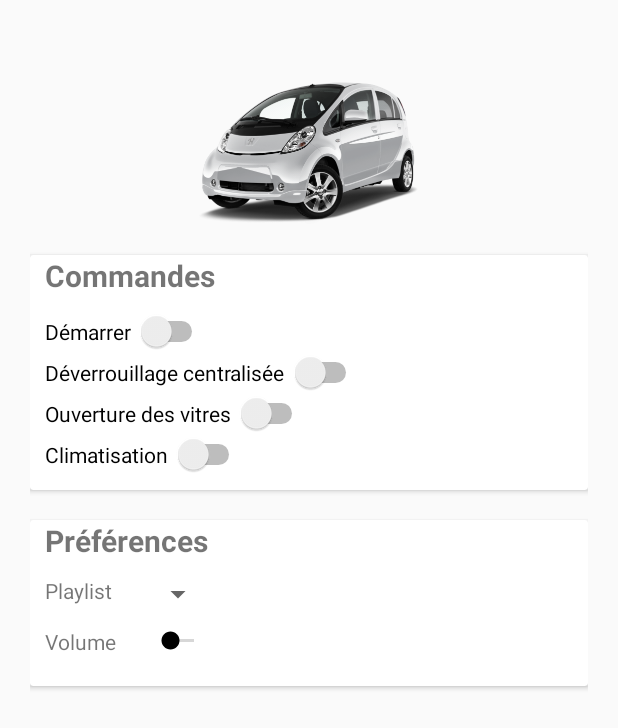
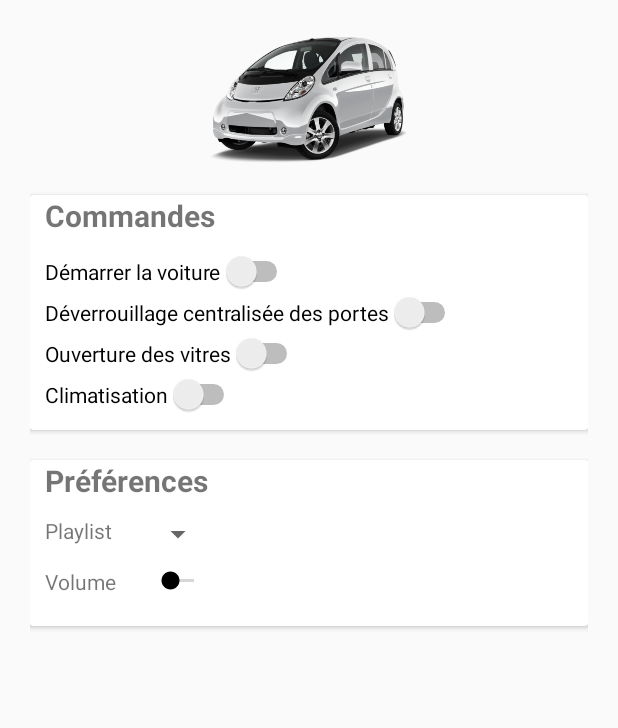
Before and after one commit to JusTmaino/VAMP_MobileApp, an Android app: the layout fragment_controls.xml on its own in the app's theme, with its tools: preview values and no code run, on a phone screen of 412 x 824 dp. Shown: the top 728 px of the screen. Run offline under Robolectric (Android 15) with nearby library versions, the phone set to English and light mode, and no system bars.

Commit message:
#1 #2 #3 #4 #5 en cours

```diff
--- a/app/src/main/java/com/mbds/vamp/vamp_mobileapp/controllers/LoginActivity.java
+++ b/app/src/main/java/com/mbds/vamp/vamp_mobileapp/controllers/LoginActivity.java
@@ -25,7 +25,7 @@ public class LoginActivity extends AppCompatActivity {
             @Override
             public void onClick(View v) {
                 LOGIN = true;
-                Intent intent = new Intent(LoginActivity.this, MainActivity.class);
+                Intent intent = new Intent(LoginActivity.this, AppActivity.class);
                 startActivity(intent);
             }
         });
--- a/app/src/main/java/com/mbds/vamp/vamp_mobileapp/controllers/fragments/SettingsFragment.java
+++ b/app/src/main/java/com/mbds/vamp/vamp_mobileapp/controllers/fragments/ProfileFragment.java
@@ -10,12 +10,12 @@ import android.view.ViewGroup;
 import com.mbds.vamp.vamp_mobileapp.R;
 
 
-public class SettingsFragment extends Fragment {
+public class ProfileFragment extends Fragment {
 
     @Nullable
     @Override
     public View onCreateView(LayoutInflater inflater, ViewGroup container, Bundle savedInstanceState) {
-        View rootView = inflater.inflate(R.layout.fragment_settings, container, false);
+        View rootView = inflater.inflate(R.layout.fragment_profile, container, false);
         return rootView;
     }
 
--- a/app/src/main/res/layout/fragment_controls.xml
+++ b/app/src/main/res/layout/fragment_controls.xml
@@ -6,22 +6,23 @@
     android:orientation="vertical"
     android:layout_marginLeft="20dp"
     android:layout_marginRight="20dp"
-    android:layout_marginTop="50dp"
     tools:context="com.mbds.vamp.vamp_mobileapp.controllers.fragments.ControlsFragment">
 
 
     <ImageView
-        android:id="@+id/imageView"
+        android:id="@+id/controls_car_view"
         android:layout_width="match_parent"
-        android:layout_height="100dp"
-        android:src="@drawable/ion" />
+        android:layout_height="90dp"
+        android:layout_marginTop="20dp"
+        android:src="@drawable/ion"
+        android:contentDescription="@string/car_view"/>
 
     <android.support.v7.widget.CardView
         android:layout_width="match_parent"
         android:layout_height="wrap_content"
         android:layout_marginTop="20dp"
         android:elevation="@dimen/cardview_compat_inset_shadow"
-        android:id="@+id/hoe_">
+        android:id="@+id/controls_commands">
 
         <LinearLayout
             android:layout_width="wrap_content"
@@ -39,32 +40,32 @@
                 android:text="Commandes "/>
 
             <Switch
-                android:id="@+id/controls_start"
+                android:id="@+id/controls_commands_start"
                 android:layout_width="wrap_content"
                 android:layout_height="wrap_content"
                 android:layout_weight="1"
-                android:text="Démarrer " />
+                android:text="@string/controls_commands_start" />
 
             <Switch
-                android:id="@+id/controls_star"
+                android:id="@+id/controls_commands_lock"
                 android:layout_width="wrap_content"
                 android:layout_height="wrap_content"
                 android:layout_weight="1"
-                android:text="Déverrouillage centralisée " />
+                android:text="@string/controls_commands_lock" />
 
             <Switch
-                android:id="@+id/controls_str"
+                android:id="@+id/controls_commands_open_windows"
                 android:layout_width="wrap_content"
                 android:layout_height="wrap_content"
                 android:layout_weight="1"
-                android:text="Ouverture des vitres " />
+                android:text="@string/controls_commands_open_windows" />
 
             <Switch
-                android:id="@+id/controls_strt"
+                android:id="@+id/controls_commands_airconditionning"
                 android:layout_width="wrap_content"
                 android:layout_height="wrap_content"
                 android:layout_weight="1"
-                android:text="Climatisation " />
+                android:text="@string/controls_commands_airconditionning" />
 
         </LinearLayout>
 
@@ -75,7 +76,7 @@
         android:layout_height="wrap_content"
         android:layout_marginTop="20dp"
         android:elevation="@dimen/cardview_compat_inset_shadow"
-        android:id="@+id/home_">
+        android:id="@+id/controls_preferences">
 
         <LinearLayout
             android:layout_width="wrap_content"
@@ -90,7 +91,7 @@
                 android:layout_marginBottom="10dp"
                 android:textStyle="bold"
                 android:textSize="20dp"
-                android:text="Préférences "/>
+                android:text="@string/controls_preferences"/>
 
                 <LinearLayout
                     android:layout_width="wrap_content"
@@ -102,10 +103,10 @@
                         android:layout_width="wrap_content"
                         android:layout_height="wrap_content"
                         android:layout_marginEnd="20dp"
-                        android:text="Playlist"/>
+                        android:text="@string/controls_preferences_playlist"/>
 
                     <Spinner
-                        android:id="@+id/spinser"
+                        android:id="@+id/controls_preferences_playlist"
                         android:layout_width="match_parent"
                         android:layout_height="wrap_content" />
 
@@ -120,11 +121,11 @@
                     <TextView
                         android:layout_width="wrap_content"
                         android:layout_height="wrap_content"
-                        android:text="Volume"
+                        android:text="@string/controls_preferences_volume"
                         android:layout_marginEnd="20dp"/>
 
                     <SeekBar
-                        android:id="@+id/volume"
+                        android:id="@+id/controls_preferences_volume"
                         android:layout_width="match_parent"
                         android:layout_height="wrap_content"
                         />
--- /dev/null
+++ b/app/src/main/res/values-w820dp/dimens.xml
@@ -0,0 +1,6 @@
+<resources>
+    <!-- Example customization of dimensions originally defined in res/values/dimens.xml
+         (such as screen margins) for screens with more than 820dp of available width. This
+         would include 7" and 10" devices in landscape (~960dp and ~1280dp respectively). -->
+    <dimen name="activity_horizontal_margin">64dp</dimen>
+</resources>
--- a/app/src/main/res/values/strings.xml
+++ b/app/src/main/res/values/strings.xml
@@ -1,22 +1,49 @@
 <resources>
-    <string name="app_name">VAMP_MobileApp</string>
+    <string name="app_name">VAMP Mobile</string>
+    <string name="title_activity_app">AppActivity</string>
 
-    <!-- LOGIN .MainActivity -->
+    <!-- .LoginActivity -->
     <string name="login">AUTHENTIFICATION</string>
     <string name="connection">CONNEXION</string>
 
-    <string name="car_img">photo_voiture </string>
+    <!-- .AppActivity -->
+    <string name="tab_home">Accueil</string>
+    <string name="tab_controls">Contrôles</string>
+    <string name="tab_map">Map</string>
+    <string name="tab_profile">Profil</string>
+    <string name="action_log">Connexion</string>
+
+    <string name="car_view">photo_voiture</string>
+
+    <!-- .HomeFragment -->
     <string name="home_lock">déverrouiller</string>
     <string name="home_start">démarrer</string>
-
+    <string name="home_undefined">non défini</string>
     <string name="home_registerNumber">Immatriculation</string>
     <string name="home_brand">Marque</string>
     <string name="home_model">Modèle</string>
     <string name="home_charge">Taux de charge</string>
 
+    <!-- .ControlsFragment -->
+    <string name="controls_commands">Commandes</string>
+    <string name="controls_commands_start">Démarrer la voiture </string>
+    <string name="controls_commands_lock">Déverrouillage centralisée des portes </string>
+    <string name="controls_commands_open_windows">Ouverture des vitres  </string>
+    <string name="controls_commands_airconditionning">Climatisation </string>
+    <string name="controls_preferences">Préférences </string>
+    <string name="controls_preferences_volume">Volume </string>
+    <string name="controls_preferences_playlist">Playlist </string>
 
-    <string name="controls_windows">Gestion des vitres</string>
-    <string name="controls_start">Démarrage du véhicule</string>
-    <string name="controls_lock">Gestion des portes</string>
+    <!-- .ProfileFragment -->
+    <string name="profile_firstname">Prénom</string>
+    <string name="profile_lastname">NOM</string>
+    <string name="profile_email">e-mail</string>
+    <string name="profile_tel1">Tel 1</string>
+    <string name="profile_tel2">Tel 2</string>
+    <string name="profile_button_save">ENREGISTRER</string>
+
+
+
+
 
 </resources>
--- a/app/src/main/res/values/styles.xml
+++ b/app/src/main/res/values/styles.xml
@@ -8,4 +8,13 @@
         <item name="colorAccent">@color/colorAccent</item>
     </style>
 
+    <style name="AppTheme.NoActionBar">
+        <item name="windowActionBar">false</item>
+        <item name="windowNoTitle">true</item>
+    </style>
+
+    <style name="AppTheme.AppBarOverlay" parent="ThemeOverlay.AppCompat.Dark.ActionBar" />
+
+    <style name="AppTheme.PopupOverlay" parent="ThemeOverlay.AppCompat.Light" />
+
 </resources>
```
Also changed, not shown: app/src/main/AndroidManifest.xml (+5 -2 lines), app/src/main/java/com/mbds/vamp/vamp_mobileapp/controllers/AppActivity.java (added, +126 -0 lines), app/src/main/res/layout/activity_app.xml (added, +80 -0 lines), app/src/main/res/layout/fragment_home.xml (+13 -12 lines), app/src/main/res/menu/menu_app.xml (added, +11 -0 lines), app/src/main/res/values/dimens.xml (added, +7 -0 lines), app/src/main/res/drawable/ic_car_white.png (added), app/src/main/res/drawable/ic_controls_white.png (added), app/src/main/res/drawable/ic_home_white.png (added), app/src/main/res/drawable/ic_map_white.png (added), app/src/main/res/drawable/ic_mic_white.png (added), app/src/main/res/drawable/ic_profile_white.png (added), app/src/main/res/drawable/ic_settings_white.png (added), app/src/main/res/layout/fragment_profile.xml (renamed from app/src/main/res/layout/fragment_settings.xml), 44 other files.
